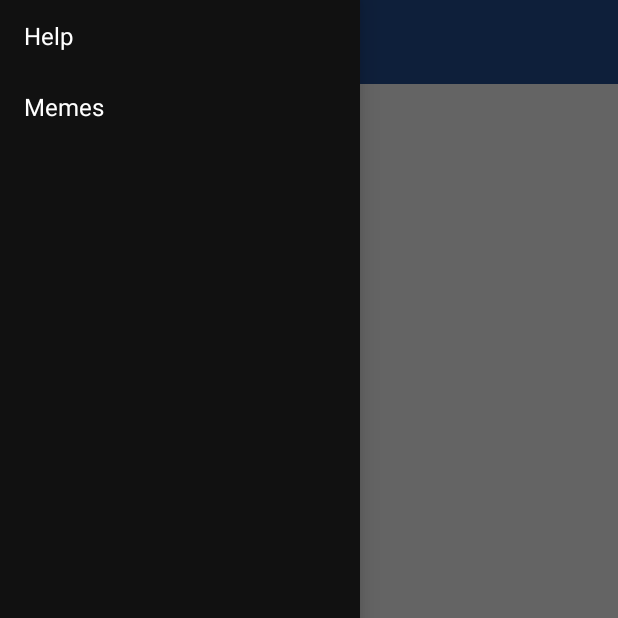
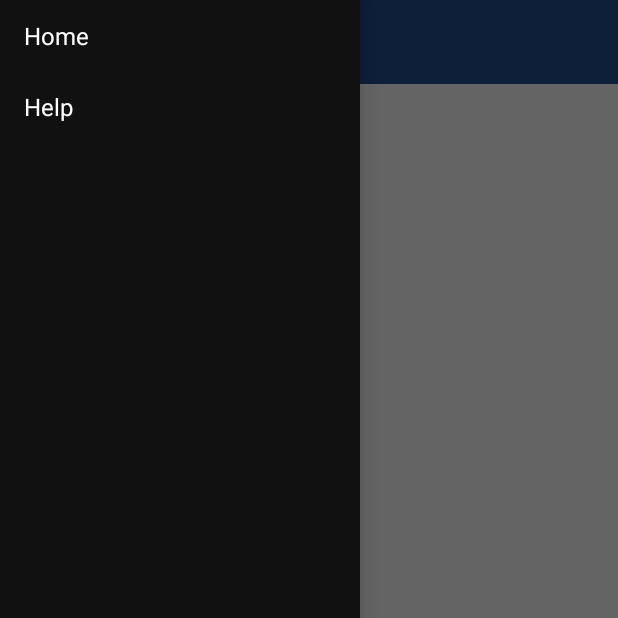
Before and after one commit to PainApp/PainApp, an Android app: the screen it shows after launch (BodyActivity), with the side drawer open, on a phone screen of 412 x 824 dp, the top half of it. Run offline under Robolectric (Android 15) with nearby library versions, the phone set to English and light mode, and no system bars.

Commit message:
Add initial app skeleton code

```diff
--- a/Android/PocketDoc/app/src/main/java/xyz/painapp/pocketdoc/BodyActivity.java
+++ b/Android/PocketDoc/app/src/main/java/xyz/painapp/pocketdoc/BodyActivity.java
@@ -1,34 +1,75 @@
 package xyz.painapp.pocketdoc;
 
-import android.app.Activity;
+import android.content.res.Configuration;
+import android.support.v4.app.Fragment;
+import android.support.v4.app.FragmentManager;
+import android.support.v4.app.FragmentTransaction;
 import android.support.v4.widget.DrawerLayout;
+import android.support.v7.app.ActionBarDrawerToggle;
 import android.support.v7.app.AppCompatActivity;
 import android.os.Bundle;
 import android.support.v7.widget.Toolbar;
+import android.view.Gravity;
+import android.view.Menu;
+import android.view.MenuItem;
 import android.view.View;
 import android.widget.AdapterView;
 import android.widget.ArrayAdapter;
 import android.widget.ListView;
-import android.widget.Toast;
 
 public class BodyActivity extends AppCompatActivity {
     private String[] drawerValueList;
     private DrawerLayout sidebarDrawerLayout;
     private ListView drawerList;
+    private ActionBarDrawerToggle mDrawerToggle;
+    private CharSequence mDrawerTitle;
+    private CharSequence mTitle;
+    private FragmentManager fragmentManager;
 
     @Override
     protected void onCreate(Bundle savedInstanceState) {
         super.onCreate(savedInstanceState);
         setContentView(R.layout.activity_body);
 
+        fragmentManager = getSupportFragmentManager();
+
+        if (findViewById(R.id.fragment_parent) != null) {
+
+            if (savedInstanceState == null) {
+                BodyFragment firstFragment = new BodyFragment();
+
+                firstFragment.setArguments(getIntent().getExtras());
+                fragmentManager.beginTransaction().add(R.id.fragment_parent, firstFragment).commit();
+            }
+        }
+
         // Set toolbar
-        Toolbar toolbar = (Toolbar)findViewById(R.id.main_toolbar);
+        Toolbar toolbar = (Toolbar) findViewById(R.id.main_toolbar);
         setSupportActionBar(toolbar);
+        mDrawerTitle = mTitle = getTitle();
 
         // Initialize sidebar drawer
         drawerValueList = getResources().getStringArray(R.array.drawer_list);
         sidebarDrawerLayout = (DrawerLayout) findViewById(R.id.drawer_layout);
         sidebarDrawerLayout.setStatusBarBackground(R.color.colorPrimary);
+        mDrawerToggle = new ActionBarDrawerToggle(this, sidebarDrawerLayout,
+                R.string.drawer_open, R.string.drawer_close) {
+
+            public void onDrawerClosed(View view) {
+                super.onDrawerClosed(view);
+                getSupportActionBar().setTitle(mTitle);
+                invalidateOptionsMenu();
+            }
+
+            public void onDrawerOpened(View drawerView) {
+                super.onDrawerOpened(drawerView);
+                getSupportActionBar().setTitle(mDrawerTitle);
+                invalidateOptionsMenu(); // creates call to onPrepareOptionsMenu()
+            }
+        };
+        sidebarDrawerLayout.addDrawerListener(mDrawerToggle);
+        getSupportActionBar().setHomeButtonEnabled(true);
+        getSupportActionBar().setDisplayHomeAsUpEnabled(true);
         drawerList = (ListView) findViewById(R.id.left_drawer);
 
         // Set adapter for sidebar drawer and add actions
@@ -36,17 +77,79 @@ public class BodyActivity extends AppCompatActivity {
         drawerList.setOnItemClickListener(new DrawerOnItemClickListener());
     }
 
-    private void selectItem(int position) {
-        String text = "You clicked " + drawerValueList[position];
-        drawerList.setItemChecked(position, true);
-        Toast.makeText(getApplicationContext(), text, Toast.LENGTH_SHORT).show();
+    @Override
+    protected void onPostCreate(Bundle savedInstanceState) {
+        super.onPostCreate(savedInstanceState);
+        // Sync the toggle state after onRestoreInstanceState has occurred.
+        mDrawerToggle.syncState();
     }
 
+    @Override
+    public void onConfigurationChanged(Configuration newConfig) {
+        super.onConfigurationChanged(newConfig);
+        mDrawerToggle.onConfigurationChanged(newConfig);
+    }
+
+    /* Called whenever we call invalidateOptionsMenu() */
+    @Override
+    public boolean onPrepareOptionsMenu(Menu menu) {
+        // If the nav drawer is open, hide action items related to the content view
+        boolean drawerOpen = sidebarDrawerLayout.isDrawerOpen(drawerList);
+        //menu.findItem(R.id.action_websearch).setVisible(!drawerOpen);
+        return super.onPrepareOptionsMenu(menu);
+    }
+
+    @Override
+    public boolean onOptionsItemSelected(MenuItem item) {
+        // Pass the event to ActionBarDrawerToggle, if it returns
+        // true, then it has handled the app icon touch event
+        if (mDrawerToggle.onOptionsItemSelected(item)) {
+            return true;
+        }
+        // Handle your other action bar items...
+
+        return super.onOptionsItemSelected(item);
+    }
+
+    private void clickItem(int position) {
+
+        //getSupportActionBar().setTitle(drawerValueList[position]);
+        if (drawerValueList[position].equals("Help") && !drawerList.isItemChecked(position)) {
+            switchFragments(new HelpFragment());
+        } else if (drawerValueList[position] == "Home"){
+            switchFragments(new BodyFragment());
+        }
+        drawerList.setItemChecked(position, true);
+        sidebarDrawerLayout.closeDrawer(Gravity.LEFT, true);
+    }
+
+    private void switchFragments(Fragment fragment) {
+
+        FragmentTransaction transaction = fragmentManager.beginTransaction();
+
+        transaction.replace(R.id.fragment_parent, fragment);
+
+        if (fragment instanceof HelpFragment) {
+            transaction.addToBackStack(null);
+        } else if (fragment instanceof BodyFragment) {
+            fragmentManager.popBackStack(null, FragmentManager.POP_BACK_STACK_INCLUSIVE);
+        }
+        transaction.commit();
+    }
+
+    public void onBackPressed() {
+        if (fragmentManager.getBackStackEntryCount() > 0) {
+            fragmentManager.popBackStack();
+        } else {
+            super.onBackPressed();
+        }
+
+    }
     private class DrawerOnItemClickListener implements ListView.OnItemClickListener {
 
         @Override
         public void onItemClick(AdapterView<?> parent, View view, int position, long id) {
-            selectItem(position);
+            clickItem(position);
         }
     }
 
--- /dev/null
+++ b/Android/PocketDoc/app/src/main/java/xyz/painapp/pocketdoc/BodyFragment.java
@@ -0,0 +1,20 @@
+package xyz.painapp.pocketdoc;
+
+import android.support.v4.app.Fragment;
+import android.os.Bundle;
+import android.support.annotation.Nullable;
+import android.view.LayoutInflater;
+import android.view.View;
+import android.view.ViewGroup;
+
+/**
+ * Created by keyur on 10/16/17.
+ */
+
+public class BodyFragment extends Fragment {
+    @Nullable
+    @Override
+    public View onCreateView(LayoutInflater inflater, @Nullable ViewGroup container, Bundle savedInstanceState) {
+        return inflater.inflate(R.layout.body_view, container, false);
+    }
+}
--- a/Android/PocketDoc/app/src/main/res/layout/activity_body.xml
+++ b/Android/PocketDoc/app/src/main/res/layout/activity_body.xml
@@ -12,7 +12,8 @@
     <LinearLayout
         android:layout_width="match_parent"
         android:layout_height="match_parent"
-        android:orientation="vertical">
+        android:orientation="vertical"
+        android:id="@+id/fragment_parent">
 
         <android.support.v7.widget.Toolbar
             android:id="@+id/main_toolbar"
@@ -21,15 +22,6 @@
             android:minHeight="?attr/actionBarSize"
             android:background="?attr/colorPrimary"
             app:theme="@style/ToolbarTheme"/>
-
-        <TextView
-            android:layout_width="wrap_content"
-            android:layout_height="wrap_content"
-            android:text="Hello World!"
-            app:layout_constraintBottom_toBottomOf="parent"
-            app:layout_constraintLeft_toLeftOf="parent"
-            app:layout_constraintRight_toRightOf="parent"
-            app:layout_constraintTop_toTopOf="parent" />
     </LinearLayout>
 
 
--- /dev/null
+++ b/Android/PocketDoc/app/src/main/res/layout/body_view.xml
@@ -0,0 +1,6 @@
+<?xml version="1.0" encoding="utf-8"?>
+<TextView xmlns:android="http://schemas.android.com/apk/res/android"
+    android:layout_width="match_parent" android:layout_height="match_parent"
+    android:id="@+id/body_text" android:text="@string/app_name">
+
+</TextView>
--- /dev/null
+++ b/Android/PocketDoc/app/src/main/res/layout/help_view.xml
@@ -0,0 +1,6 @@
+<?xml version="1.0" encoding="utf-8"?>
+<TextView xmlns:android="http://schemas.android.com/apk/res/android"
+    android:layout_width="match_parent" android:layout_height="match_parent"
+    android:id="@+id/help_text" android:text="Help">
+
+</TextView>
--- a/Android/PocketDoc/app/src/main/res/values/strings.xml
+++ b/Android/PocketDoc/app/src/main/res/values/strings.xml
@@ -1,7 +1,9 @@
 <resources>
     <string name="app_name">Pocket Doc</string>
     <string-array name="drawer_list">
+        <item>Home</item>
         <item>Help</item>
-        <item>Memes</item>
     </string-array>
+    <string name="drawer_open"></string>
+    <string name="drawer_close"></string>
 </resources>
```
Also changed, not shown: Android/PocketDoc/app/src/main/java/xyz/painapp/pocketdoc/HelpFragment.java (added, +21 -0 lines), Android/PocketDoc/app/src/main/res/drawable-hdpi/ic_drawer.png (added), Android/PocketDoc/app/src/main/res/drawable-mdpi/ic_drawer.png (added), Android/PocketDoc/app/src/main/res/drawable-xhdpi/ic_drawer.png (added), Android/PocketDoc/app/src/main/res/drawable-xxhdpi/ic_drawer.png (added), 12 other files.
